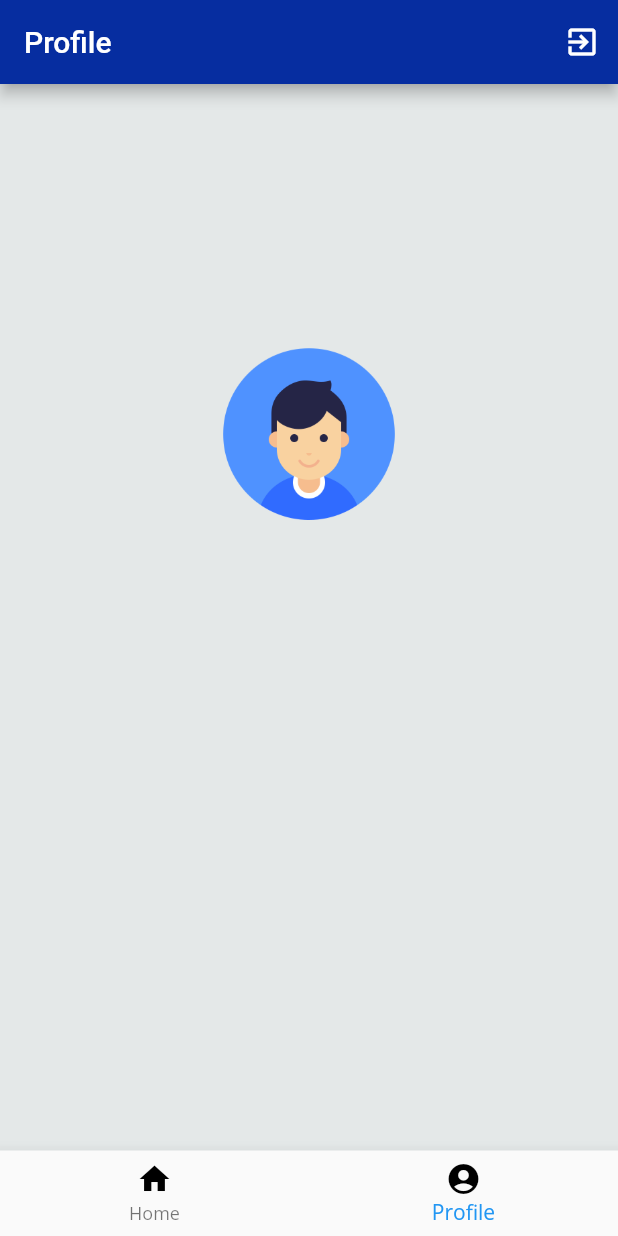
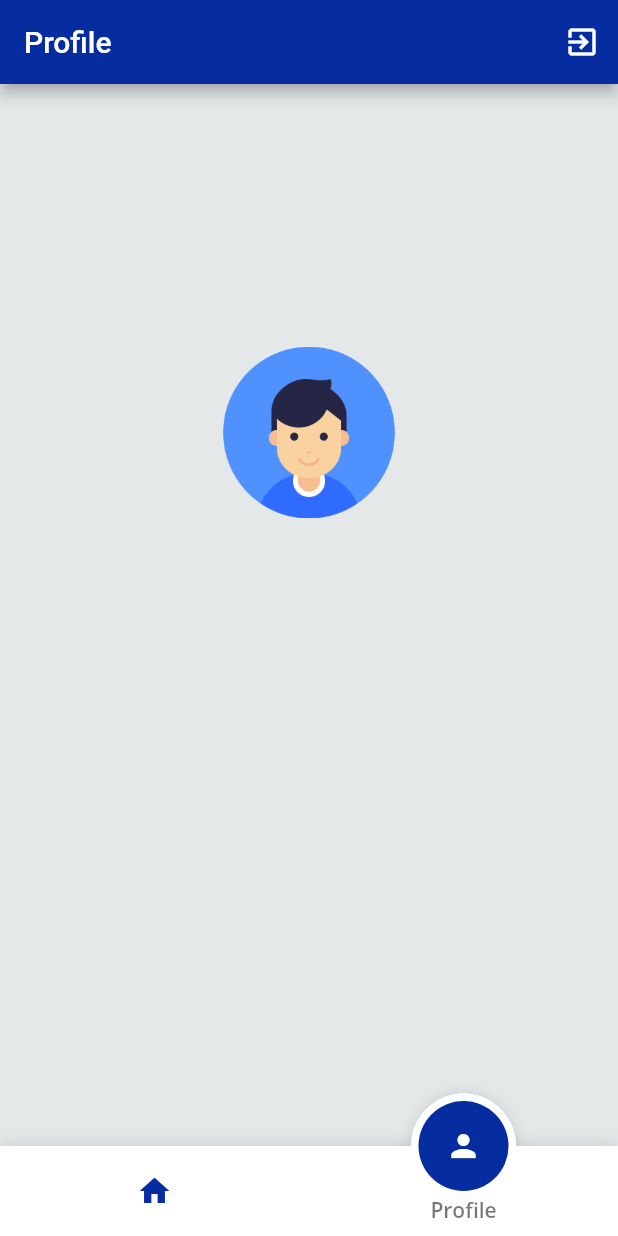
Before and after one commit to piyushpatel130689/flutter_bloc_firebase, a Flutter app: the NavigationPage screen opened directly, item 2 of the bottom bar chosen, on a phone screen of 412 x 824 dp. Run offline on Flutter 3.47's test engine with Material 2 defaults, Android fonts, the phone set to English and light mode, and no system bars; drawn by our look-alikes of fancy_bottom_navigation; our stand-ins replace bloc, equatable, firebase_auth, firebase_core, flutter_bloc, flutter_screenutil and 5 more; missing offline and left inert: flow_builder, very_good_analysis; accounts and stored records are empty; network calls fail.

```diff
--- a/lib/tabs/view/navigation_page.dart
+++ b/lib/tabs/view/navigation_page.dart
@@ -1,3 +1,4 @@
+import 'package:fancy_bottom_navigation/fancy_bottom_navigation.dart';
 import 'package:flutter/material.dart';
 import 'package:flutter_bloc/flutter_bloc.dart';
 import 'package:piyush_flutter_bloc/tabs/bloc/bottom_navigation_bloc.dart';
@@ -29,24 +30,38 @@ class NavigationPage extends StatelessWidget {
       bottomNavigationBar:
           BlocBuilder<BottomNavigationBloc, BottomNavigationState>(
               builder: (BuildContext context, BottomNavigationState state) {
-        return BottomNavigationBar(
-          currentIndex:
-              context.select((BottomNavigationBloc bloc) => bloc.currentIndex),
-          items: const <BottomNavigationBarItem>[
-            BottomNavigationBarItem(
-              icon: Icon(Icons.home, color: Colors.black),
-              label: 'Home',
-            ),
-            BottomNavigationBarItem(
-              icon: Icon(Icons.account_circle_rounded, color: Colors.black),
-              label: 'Profile',
-            ),
-          ],
-          onTap: (index) => context
-              .read<BottomNavigationBloc>()
-              .add(PageTapped(index: index)),
-        );
-      }),
+        return FancyBottomNavigation(
+            tabs: [
+              TabData(iconData: Icons.home, title: "Home"),
+              TabData(iconData: Icons.person, title: "Profile"),
+              // TabData(iconData: Icons.shopping_cart, title: "Basket")
+            ],
+            onTabChangedListener: (position) {
+              context
+                  .read<BottomNavigationBloc>()
+                  .add(PageTapped(index: position));
+            });
+      }), // bottomNavigationBar:
+      //     BlocBuilder<BottomNavigationBloc, BottomNavigationState>(
+      //         builder: (BuildContext context, BottomNavigationState state) {
+      //   return BottomNavigationBar(
+      //     currentIndex:
+      //         context.select((BottomNavigationBloc bloc) => bloc.currentIndex),
+      //     items: const <BottomNavigationBarItem>[
+      //       BottomNavigationBarItem(
+      //         icon: Icon(Icons.home, color: Colors.black),
+      //         label: 'Home',
+      //       ),
+      //       BottomNavigationBarItem(
+      //         icon: Icon(Icons.account_circle_rounded, color: Colors.black),
+      //         label: 'Profile',
+      //       ),
+      //     ],
+      //     onTap: (index) => context
+      //         .read<BottomNavigationBloc>()
+      //         .add(PageTapped(index: index)),
+      //   );
+      // }),
     );
   }
 }
--- a/pubspec.yaml
+++ b/pubspec.yaml
@@ -33,6 +33,7 @@ dependencies:
   font_awesome_flutter: ^9.0.0
   image_picker: ^0.8.1+3
   flutter_screenutil: ^5.0.0+2
+  fancy_bottom_navigation: ^0.3.3
 
 
   # The following adds the Cupertino Icons font to your application.
```
Also changed, not shown: pubspec.lock.
